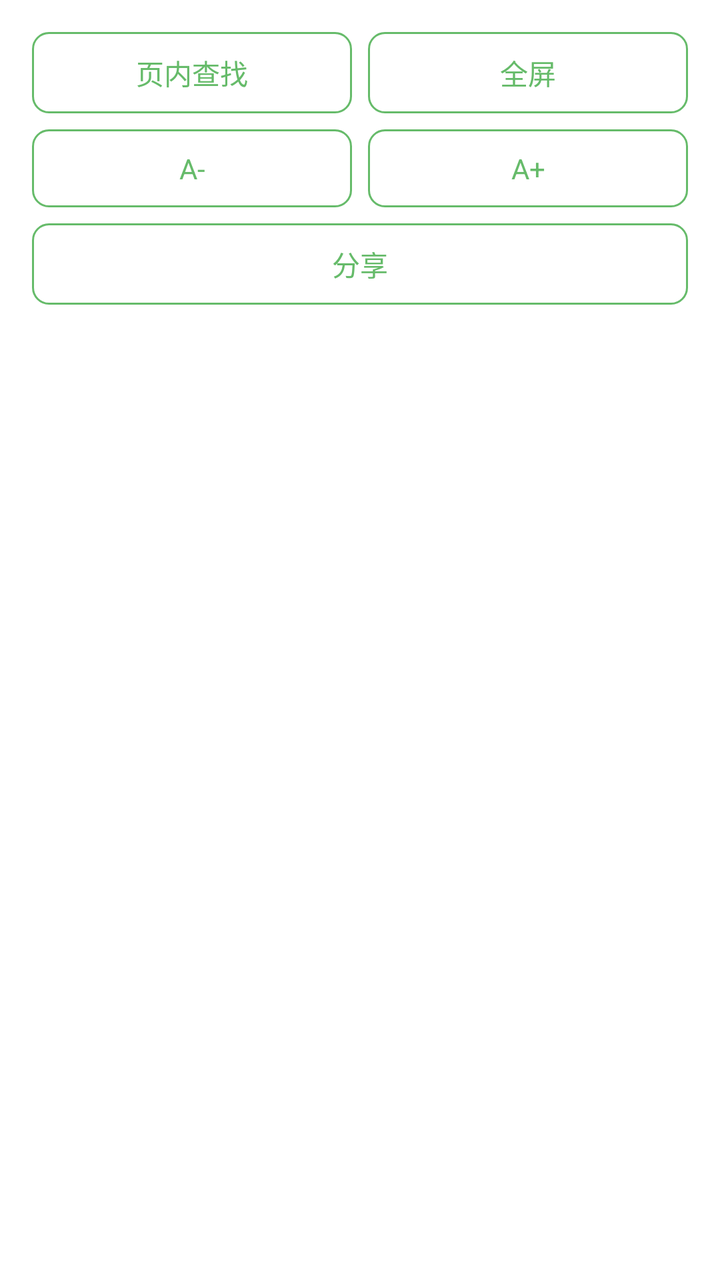
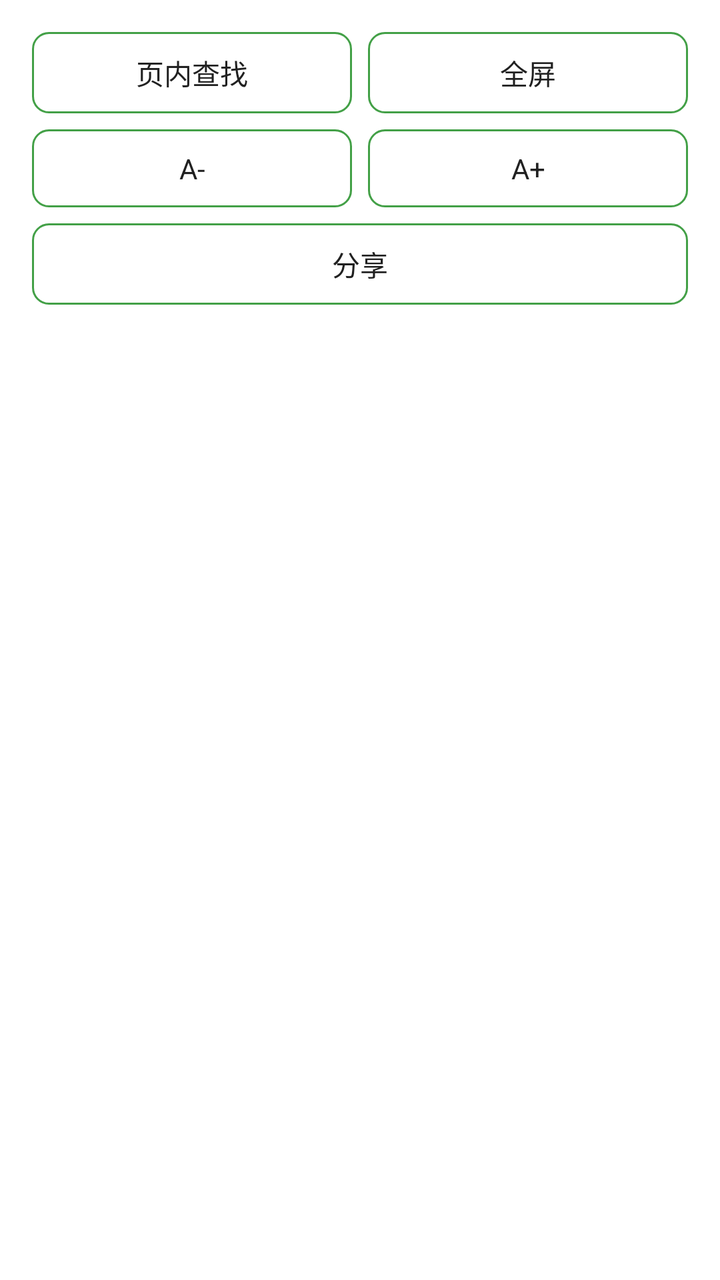

The first picture is an Android layout as it rendered before a commit; the second is the same layout after the commit. The layout source and the unified diff follow.
<!-- AndroidManifest.xml: application theme Theme.ShadowBrowser -->
<!-- res/layout/sheet_toolbox.xml -->
<?xml version="1.0" encoding="utf-8"?>
<LinearLayout xmlns:android="http://schemas.android.com/apk/res/android"
    android:layout_width="match_parent"
    android:layout_height="wrap_content"
    android:orientation="vertical"
    android:background="@color/surface"
    android:padding="16dp">

    <LinearLayout
        android:layout_width="match_parent"
        android:layout_height="wrap_content"
        android:orientation="horizontal"
        android:gravity="center">

        <TextView
            android:id="@+id/tool_find"
            android:layout_width="0dp"
            android:layout_height="wrap_content"
            android:layout_weight="1"
            android:gravity="center"
            android:background="@drawable/bg_btn_outline"
            android:padding="10dp"
            android:text="@string/m_find"
            android:textColor="@color/accent" />

        <TextView
            android:id="@+id/tool_fullscreen"
            android:layout_width="0dp"
            android:layout_height="wrap_content"
            android:layout_weight="1"
            android:gravity="center"
            android:layout_marginStart="8dp"
            android:background="@drawable/bg_btn_outline"
            android:padding="10dp"
            android:text="@string/m_fullscreen"
            android:textColor="@color/accent" />
    </LinearLayout>

    <LinearLayout
        android:layout_width="match_parent"
        android:layout_height="wrap_content"
        android:layout_marginTop="8dp"
        android:orientation="horizontal"
        android:gravity="center">

        <TextView
            android:id="@+id/tool_font_dec"
            android:layout_width="0dp"
            android:layout_height="wrap_content"
            android:layout_weight="1"
            android:gravity="center"
            android:background="@drawable/bg_btn_outline"
            android:padding="10dp"
            android:text="A-"
            android:textColor="@color/accent" />

        <TextView
            android:id="@+id/tool_font_inc"
            android:layout_width="0dp"
            android:layout_height="wrap_content"
            android:layout_weight="1"
            android:gravity="center"
            android:layout_marginStart="8dp"
            android:background="@drawable/bg_btn_outline"
            android:padding="10dp"
            android:text="A+"
            android:textColor="@color/accent" />
    </LinearLayout>

    <TextView
        android:id="@+id/tool_share"
        android:layout_width="match_parent"
        android:layout_height="wrap_content"
        android:layout_marginTop="8dp"
        android:gravity="center"
        android:background="@drawable/bg_btn_outline"
        android:padding="10dp"
        android:text="@string/m_share"
        android:textColor="@color/accent" />
</LinearLayout>
<!-- resources referenced by this layout -->
<resources>
  <color name="accent">#66BB6A</color>
  <color name="surface">#FFFFFF</color>
  <!-- drawable bg_btn_outline (drawable) -->
  <?xml version="1.0" encoding="utf-8"?>
  <shape xmlns:android="http://schemas.android.com/apk/res/android" android:shape="rectangle">
      <corners android:radius="8dp"/>
      <stroke android:width="1dp" android:color="@color/accent"/>
  </shape>
  <string name="m_find">页内查找</string>
  <string name="m_fullscreen">全屏</string>
  <string name="m_share">分享</string>
  <style name="Theme.ShadowBrowser" parent="Theme.Material3.DayNight.NoActionBar">
          <item name="colorPrimary">@color/primary</item>
          <item name="colorOnPrimary">#FFFFFF</item>
          <item name="colorSecondary">@color/accent</item>
          <item name="android:statusBarColor">@color/primary_dark</item>
          <item name="android:windowBackground">@color/bg</item>
      </style>
  <color name="primary">#1B5E20</color>
  <color name="primary_dark">#0D3C10</color>
  <color name="bg">#FAFAFA</color>
</resources>

<!-- the commit's change to res/layout/sheet_toolbox.xml (unified diff, before → after) -->
@@ -21,7 +21,7 @@
             android:background="@drawable/bg_btn_outline"
             android:padding="10dp"
             android:text="@string/m_find"
-            android:textColor="@color/accent" />
+            android:textColor="@color/text_primary" />
 
         <TextView
             android:id="@+id/tool_fullscreen"
@@ -33,7 +33,7 @@
             android:background="@drawable/bg_btn_outline"
             android:padding="10dp"
             android:text="@string/m_fullscreen"
-            android:textColor="@color/accent" />
+            android:textColor="@color/text_primary" />
     </LinearLayout>
 
     <LinearLayout
@@ -52,7 +52,7 @@
             android:background="@drawable/bg_btn_outline"
             android:padding="10dp"
             android:text="A-"
-            android:textColor="@color/accent" />
+            android:textColor="@color/text_primary" />
 
         <TextView
             android:id="@+id/tool_font_inc"
@@ -64,7 +64,7 @@
             android:background="@drawable/bg_btn_outline"
             android:padding="10dp"
             android:text="A+"
-            android:textColor="@color/accent" />
+            android:textColor="@color/text_primary" />
     </LinearLayout>
 
     <TextView
@@ -76,5 +76,5 @@
         android:background="@drawable/bg_btn_outline"
         android:padding="10dp"
         android:text="@string/m_share"
-        android:textColor="@color/accent" />
+        android:textColor="@color/text_primary" />
 </LinearLayout>
<!-- resource entries referenced after the edit -->
@@ -1,7 +1,8 @@
 <!-- resources referenced by this layout -->
 <resources>
-  <color name="accent">#66BB6A</color>
+  <color name="accent">#43A047</color>
   <color name="surface">#FFFFFF</color>
+  <color name="text_primary">#212121</color>
   <!-- drawable bg_btn_outline (drawable) -->
   <?xml version="1.0" encoding="utf-8"?>
   <shape xmlns:android="http://schemas.android.com/apk/res/android" android:shape="rectangle">
@@ -15,11 +16,13 @@
           <item name="colorPrimary">@color/primary</item>
           <item name="colorOnPrimary">#FFFFFF</item>
           <item name="colorSecondary">@color/accent</item>
-          <item name="android:statusBarColor">@color/primary_dark</item>
+          <item name="colorSurface">@color/surface</item>
+          <item name="colorOnSurface">@color/text_primary</item>
+          <item name="android:statusBarColor">@color/surface</item>
+          <item name="android:windowLightStatusBar">true</item>
           <item name="android:windowBackground">@color/bg</item>
       </style>
-  <color name="primary">#1B5E20</color>
-  <color name="primary_dark">#0D3C10</color>
-  <color name="bg">#FAFAFA</color>
+  <color name="primary">#2E7D32</color>
+  <color name="bg">#F7F8F7</color>
 </resources>
 
